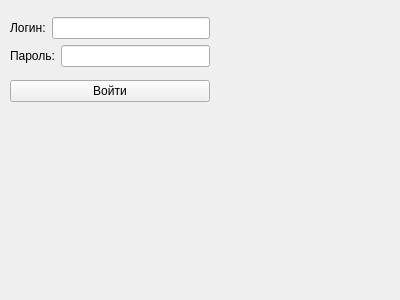
ArtShibaev/Bugtracker, file interface.ui: the form before one commit.
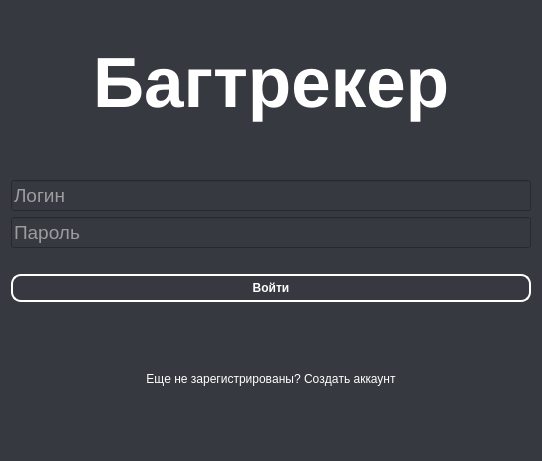
The form after the commit.

Commit message: Изменен интерфейс

Patch:
```diff
--- a/interface.ui
+++ b/interface.ui
@@ -6,68 +6,177 @@
    <rect>
     <x>0</x>
     <y>0</y>
-    <width>400</width>
-    <height>300</height>
+    <width>542</width>
+    <height>461</height>
    </rect>
   </property>
+  <property name="maximumSize">
+   <size>
+    <width>700</width>
+    <height>500</height>
+   </size>
+  </property>
+  <property name="sizeIncrement">
+   <size>
+    <width>10</width>
+    <height>10</height>
+   </size>
+  </property>
+  <property name="font">
+   <font>
+    <kerning>false</kerning>
+   </font>
+  </property>
+  <property name="mouseTracking">
+   <bool>false</bool>
+  </property>
   <property name="windowTitle">
    <string>Form</string>
   </property>
-  <widget class="QWidget" name="">
-   <property name="geometry">
-    <rect>
-     <x>10</x>
-     <y>10</y>
-     <width>200</width>
-     <height>101</height>
-    </rect>
-   </property>
-   <layout class="QVBoxLayout" name="verticalLayout_2">
-    <item>
-     <layout class="QVBoxLayout" name="verticalLayout">
-      <item>
-       <layout class="QHBoxLayout" name="horizontalLayout">
-        <item>
-         <widget class="QLabel" name="label">
-          <property name="text">
-           <string>Логин:</string>
-          </property>
-         </widget>
-        </item>
-        <item>
-         <widget class="QLineEdit" name="input_login"/>
-        </item>
-       </layout>
-      </item>
-      <item>
-       <layout class="QHBoxLayout" name="horizontalLayout_2">
-        <item>
-         <widget class="QLabel" name="label_2">
-          <property name="text">
-           <string>Пароль:</string>
-          </property>
-         </widget>
-        </item>
-        <item>
-         <widget class="QLineEdit" name="input_password">
-          <property name="text">
-           <string/>
-          </property>
-         </widget>
-        </item>
-       </layout>
-      </item>
-     </layout>
-    </item>
-    <item>
-     <widget class="QPushButton" name="submit_button">
-      <property name="text">
-       <string>Войти</string>
-      </property>
-     </widget>
-    </item>
-   </layout>
-  </widget>
+  <property name="windowOpacity">
+   <double>1.000000000000000</double>
+  </property>
+  <property name="autoFillBackground">
+   <bool>false</bool>
+  </property>
+  <property name="styleSheet">
+   <string notr="true">display: flex;
+flex-direction: column;
+background-color: #36393f;
+color: white;</string>
+  </property>
+  <layout class="QGridLayout" name="gridLayout_3">
+   <item row="0" column="0">
+    <layout class="QGridLayout" name="gridLayout_2">
+     <item row="6" column="0">
+      <widget class="QLabel" name="label_2">
+       <property name="text">
+        <string>Еще не зарегистрированы? Создать аккаунт</string>
+       </property>
+       <property name="alignment">
+        <set>Qt::AlignCenter</set>
+       </property>
+      </widget>
+     </item>
+     <item row="4" column="0">
+      <spacer name="horizontalSpacer">
+       <property name="orientation">
+        <enum>Qt::Horizontal</enum>
+       </property>
+       <property name="sizeHint" stdset="0">
+        <size>
+         <width>40</width>
+         <height>20</height>
+        </size>
+       </property>
+      </spacer>
+     </item>
+     <item row="5" column="0">
+      <widget class="QPushButton" name="pushButton">
+       <property name="font">
+        <font>
+         <weight>75</weight>
+         <bold>true</bold>
+        </font>
+       </property>
+       <property name="styleSheet">
+        <string notr="true">border: 2px solid white;
+padding: 5px;
+border-radius: 10px;</string>
+       </property>
+       <property name="text">
+        <string>Войти</string>
+       </property>
+      </widget>
+     </item>
+     <item row="2" column="0">
+      <widget class="QLineEdit" name="input_login_2">
+       <property name="font">
+        <font>
+         <pointsize>14</pointsize>
+        </font>
+       </property>
+       <property name="styleSheet">
+        <string notr="true">border: 2px solid gray;
+color: white;
+border-radius: 15px;
+padding: 5px 10px;
+outline: none;
+
+focus {
+border-color: rgb(130, 118, 255);
+}</string>
+       </property>
+       <property name="placeholderText">
+        <string>Логин</string>
+       </property>
+      </widget>
+     </item>
+     <item row="1" column="0">
+      <spacer name="horizontalSpacer_2">
+       <property name="orientation">
+        <enum>Qt::Horizontal</enum>
+       </property>
+       <property name="sizeHint" stdset="0">
+        <size>
+         <width>40</width>
+         <height>20</height>
+        </size>
+       </property>
+      </spacer>
+     </item>
+     <item row="3" column="0">
+      <widget class="QLineEdit" name="input_password_2">
+       <property name="font">
+        <font>
+         <pointsize>14</pointsize>
+        </font>
+       </property>
+       <property name="styleSheet">
+        <string notr="true">border: 2px solid gray;
+color: white;
+border-radius: 15px;
+padding: 5px 10px;
+outline: none;
+
+focus {
+border-color: rgb(130, 118, 255);
+}</string>
+       </property>
+       <property name="placeholderText">
+        <string>Пароль</string>
+       </property>
+      </widget>
+     </item>
+     <item row="0" column="0">
+      <widget class="QLabel" name="label_3">
+       <property name="font">
+        <font>
+         <pointsize>53</pointsize>
+         <weight>75</weight>
+         <bold>true</bold>
+        </font>
+       </property>
+       <property name="styleSheet">
+        <string notr="true">text-align: center;</string>
+       </property>
+       <property name="text">
+        <string>Багтрекер</string>
+       </property>
+       <property name="alignment">
+        <set>Qt::AlignCenter</set>
+       </property>
+       <property name="wordWrap">
+        <bool>false</bool>
+       </property>
+       <property name="openExternalLinks">
+        <bool>false</bool>
+       </property>
+      </widget>
+     </item>
+    </layout>
+   </item>
+  </layout>
  </widget>
  <resources/>
  <connections/>
```
Left out of the diff: 6 changed lines with no effect on the pictures.
